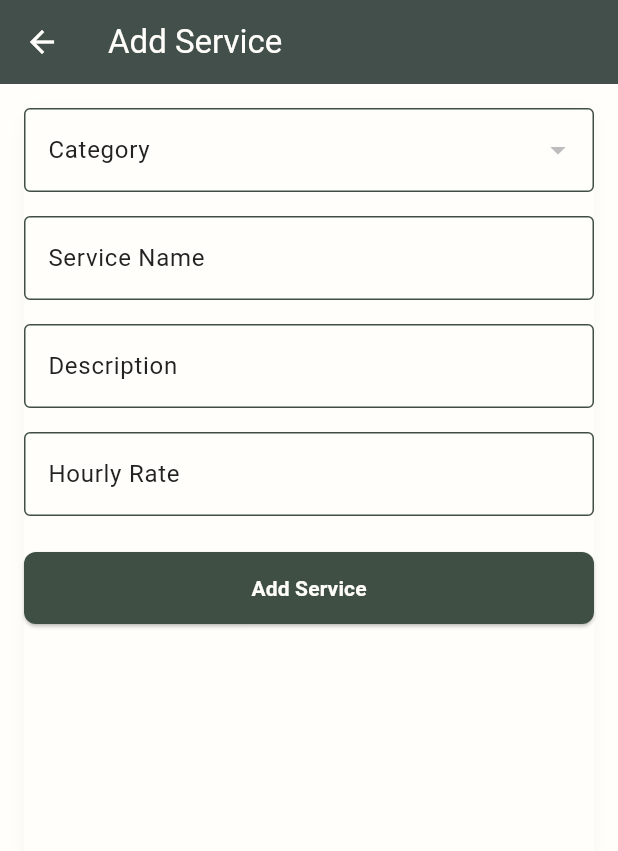
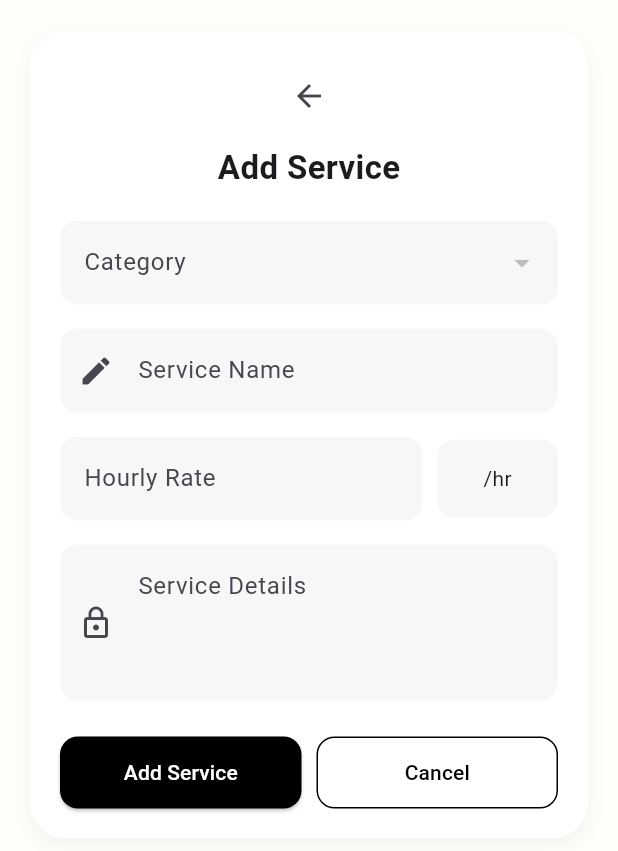
Before and after one commit to AminBihamta/homely, a Flutter app: the ServiceFormScreen screen opened directly, on a phone screen of 412 x 824 dp. Shown: the top 851 px of the screen. Run offline on Flutter 3.47's test engine with Material 3 defaults, Android fonts, the light colour scheme and no system bars; our stand-ins replace cloud_firestore, firebase_auth, firebase_core; accounts and stored records are empty.

Commit message:
added service edit screen and form UI

```diff
--- a/lib/serviceprovider/service_form.dart
+++ b/lib/serviceprovider/service_form.dart
@@ -29,9 +29,9 @@ class _ServiceFormScreenState extends State<ServiceFormScreen> {
 
       final user = FirebaseAuth.instance.currentUser;
       if (user == null) {
-        ScaffoldMessenger.of(
-          context,
-        ).showSnackBar(const SnackBar(content: Text('User not logged in.')));
+        ScaffoldMessenger.of(context).showSnackBar(
+          const SnackBar(content: Text('User not logged in.')),
+        );
         return;
       }
 
@@ -44,7 +44,50 @@ class _ServiceFormScreenState extends State<ServiceFormScreen> {
         'created_at': FieldValue.serverTimestamp(),
       });
 
-      Navigator.pop(context, true);
+      showDialog(
+        context: context,
+        barrierDismissible: false,
+        builder: (context) {
+          return Dialog(
+            backgroundColor: Colors.white,
+            shape: RoundedRectangleBorder(
+              borderRadius: BorderRadius.circular(20),
+            ),
+            child: Padding(
+              padding: const EdgeInsets.all(24),
+              child: Column(
+                mainAxisSize: MainAxisSize.min,
+                children: [
+                  const Icon(Icons.check_circle_outline,
+                      size: 60, color: Colors.black87),
+                  const SizedBox(height: 20),
+                  const Text(
+                    'Service Added!',
+                    style: TextStyle(fontSize: 20, fontWeight: FontWeight.bold),
+                  ),
+                  const SizedBox(height: 20),
+                  ElevatedButton(
+                    style: ElevatedButton.styleFrom(
+                      backgroundColor: Colors.black,
+                      foregroundColor: Colors.white,
+                      padding: const EdgeInsets.symmetric(
+                          horizontal: 24, vertical: 12),
+                      shape: RoundedRectangleBorder(
+                        borderRadius: BorderRadius.circular(12),
+                      ),
+                    ),
+                    onPressed: () {
+                      Navigator.pop(context); // close dialog
+                      Navigator.pop(context, true); // close form screen
+                    },
+                    child: const Text('View My Services'),
+                  ),
+                ],
+              ),
+            ),
+          );
+        },
+      );
     }
   }
 
@@ -52,180 +95,192 @@ class _ServiceFormScreenState extends State<ServiceFormScreen> {
   Widget build(BuildContext context) {
     return Scaffold(
       backgroundColor: AppColors.background,
-      appBar: AppBar(
-        backgroundColor: AppColors.primary,
-        title: const Text(
-          'Add Service',
-          style: TextStyle(color: AppColors.background),
-        ),
-        iconTheme: const IconThemeData(color: AppColors.background),
-        elevation: 2,
-      ),
-      body: Padding(
-        padding: const EdgeInsets.all(16.0),
-        child: Container(
-          decoration: BoxDecoration(
-            color: AppColors.background,
-            borderRadius: BorderRadius.circular(12),
-            boxShadow: [
-              BoxShadow(
-                color: AppColors.primary.withOpacity(0.05),
-                blurRadius: 8,
-                offset: const Offset(0, 2),
-              ),
-            ],
-          ),
+      body: SafeArea(
+        child: Padding(
+          padding: const EdgeInsets.all(20),
           child: FutureBuilder<List<String>>(
             future: _fetchCategories(),
             builder: (context, snapshot) {
               if (!snapshot.hasData) {
-                return const Center(
-                  child: CircularProgressIndicator(color: AppColors.primary),
-                );
+                return const Center(child: CircularProgressIndicator());
               }
+
               final categories = snapshot.data!;
-              return Form(
+
+              return SingleChildScrollView(
+                child: Center(
+                  child: Container(
+                    padding: const EdgeInsets.all(20),
+                    decoration: BoxDecoration(
+                      color: Colors.white,
+                      borderRadius: BorderRadius.circular(24),
+                      boxShadow: [
+                        BoxShadow(
+                          color: Colors.black.withOpacity(0.05),
+                          blurRadius: 10,
+                          offset: const Offset(0, 4),
+                        ),
+                      ],
+                    ),
+                    child: Form(
                       key: _formKey,
-                child: ListView(
+                      child: Column(
+                        crossAxisAlignment: CrossAxisAlignment.stretch,
                         children: [
-                    DropdownButtonFormField<String>(
-                      decoration: const InputDecoration(
-                        labelText: 'Category',
-                        labelStyle: TextStyle(color: AppColors.text),
-                        border: OutlineInputBorder(),
-                        enabledBorder: OutlineInputBorder(
-                          borderSide: BorderSide(color: AppColors.primary),
+                          IconButton(
+                            icon: const Icon(Icons.arrow_back),
+                            onPressed: () => Navigator.pop(context),
                           ),
-                        focusedBorder: OutlineInputBorder(
-                          borderSide: BorderSide(
-                            color: AppColors.highlight,
-                            width: 2,
-                          ),
-                        ),
-                        filled: true,
-                        fillColor: AppColors.background,
-                      ),
-                      value: _selectedCategory,
-                      items:
-                          categories
-                              .map(
-                                (cat) => DropdownMenuItem(
-                                  value: cat,
+                          const SizedBox(height: 8),
+                          const Center(
                             child: Text(
-                                    cat,
-                                    style: const TextStyle(
-                                      color: AppColors.text,
+                              'Add Service',
+                              style: TextStyle(
+                                fontSize: 22,
+                                fontWeight: FontWeight.bold,
                               ),
                             ),
                           ),
-                              )
-                              .toList(),
-                      onChanged:
-                          (val) => setState(() => _selectedCategory = val),
-                      validator:
-                          (val) =>
-                              val == null ? 'Please select a category' : null,
-                    ),
-                    const SizedBox(height: 16),
-                    TextFormField(
-                      decoration: const InputDecoration(
-                        labelText: 'Service Name',
-                        labelStyle: TextStyle(color: AppColors.text),
-                        border: OutlineInputBorder(),
-                        enabledBorder: OutlineInputBorder(
-                          borderSide: BorderSide(color: AppColors.primary),
-                        ),
-                        focusedBorder: OutlineInputBorder(
-                          borderSide: BorderSide(
-                            color: AppColors.highlight,
-                            width: 2,
+                          const SizedBox(height: 20),
+                          DropdownButtonFormField<String>(
+                            decoration: InputDecoration(
+                              filled: true,
+                              fillColor: const Color(0xFFF7F7F7),
+                              labelText: 'Category',
+                              border: OutlineInputBorder(
+                                borderRadius: BorderRadius.circular(12),
+                                borderSide: BorderSide.none,
                               ),
                             ),
-                        filled: true,
-                        fillColor: AppColors.background,
-                      ),
-                      style: const TextStyle(color: AppColors.text),
-                      onSaved: (value) => _name = value ?? '',
-                      validator:
-                          (value) =>
-                              value!.isEmpty ? 'Please enter a name' : null,
-                    ),
-                    const SizedBox(height: 16),
-                    TextFormField(
-                      decoration: const InputDecoration(
-                        labelText: 'Description',
-                        labelStyle: TextStyle(color: AppColors.text),
-                        border: OutlineInputBorder(),
-                        enabledBorder: OutlineInputBorder(
-                          borderSide: BorderSide(color: AppColors.primary),
-                        ),
-                        focusedBorder: OutlineInputBorder(
-                          borderSide: BorderSide(
-                            color: AppColors.highlight,
-                            width: 2,
-                          ),
-                        ),
-                        filled: true,
-                        fillColor: AppColors.background,
-                      ),
-                      style: const TextStyle(color: AppColors.text),
-                      onSaved: (value) => _description = value ?? '',
-                      validator:
-                          (value) =>
-                              value!.isEmpty
-                                  ? 'Please enter a description'
+                            value: _selectedCategory,
+                            items: categories
+                                .map((cat) => DropdownMenuItem(
+                                      value: cat,
+                                      child: Text(cat),
+                                    ))
+                                .toList(),
+                            onChanged: (val) =>
+                                setState(() => _selectedCategory = val),
+                            validator: (val) => val == null
+                                ? 'Please select a category'
                                 : null,
                           ),
                           const SizedBox(height: 16),
                           TextFormField(
-                      decoration: const InputDecoration(
-                        labelText: 'Hourly Rate',
-                        labelStyle: TextStyle(color: AppColors.text),
-                        border: OutlineInputBorder(),
-                        enabledBorder: OutlineInputBorder(
-                          borderSide: BorderSide(color: AppColors.primary),
-                        ),
-                        focusedBorder: OutlineInputBorder(
-                          borderSide: BorderSide(
-                            color: AppColors.highlight,
-                            width: 2,
+                            decoration: InputDecoration(
+                              filled: true,
+                              fillColor: const Color(0xFFF7F7F7),
+                              prefixIcon: const Icon(Icons.edit),
+                              labelText: 'Service Name',
+                              border: OutlineInputBorder(
+                                borderRadius: BorderRadius.circular(12),
+                                borderSide: BorderSide.none,
                               ),
                             ),
-                        filled: true,
-                        fillColor: AppColors.background,
-                      ),
-                      style: const TextStyle(color: AppColors.text),
-                      keyboardType: TextInputType.number,
-                      onSaved:
-                          (value) =>
-                              _hourlyRate =
-                                  double.tryParse(value ?? '0') ?? 0.0,
-                      validator:
-                          (value) =>
-                              value!.isEmpty
-                                  ? 'Please enter an hourly rate'
+                            onSaved: (value) => _name = value ?? '',
+                            validator: (value) => value!.isEmpty
+                                ? 'Please enter a service name'
                                 : null,
                           ),
-                    const SizedBox(height: 24),
-                    SizedBox(
-                      width: double.infinity,
-                      child: ElevatedButton(
-                        style: ElevatedButton.styleFrom(
-                          backgroundColor: AppColors.primary,
-                          foregroundColor: AppColors.background,
-                          padding: const EdgeInsets.symmetric(vertical: 14),
-                          shape: RoundedRectangleBorder(
-                            borderRadius: BorderRadius.circular(8),
+                          const SizedBox(height: 16),
+                          Row(
+                            children: [
+                              Expanded(
+                                flex: 3,
+                                child: TextFormField(
+                                  decoration: InputDecoration(
+                                    filled: true,
+                                    fillColor: const Color(0xFFF7F7F7),
+                                    labelText: 'Hourly Rate',
+                                    border: OutlineInputBorder(
+                                      borderRadius: BorderRadius.circular(12),
+                                      borderSide: BorderSide.none,
                                     ),
                                   ),
-                        onPressed: _submitForm,
-                        child: const Text(
-                          'Add Service',
-                          style: TextStyle(fontWeight: FontWeight.bold),
+                                  keyboardType: TextInputType.number,
+                                  onSaved: (value) => _hourlyRate =
+                                      double.tryParse(value ?? '0') ?? 0.0,
+                                  validator: (value) => value!.isEmpty
+                                      ? 'Enter hourly rate'
+                                      : null,
+                                ),
+                              ),
+                              const SizedBox(width: 10),
+                              Expanded(
+                                flex: 1,
+                                child: Container(
+                                  padding: const EdgeInsets.symmetric(
+                                      horizontal: 12, vertical: 16),
+                                  decoration: BoxDecoration(
+                                    color: const Color(0xFFF7F7F7),
+                                    borderRadius: BorderRadius.circular(12),
+                                  ),
+                                  child: const Center(
+                                    child: Text('/hr'),
                                   ),
                                 ),
                               ),
                             ],
+                          ),
+                          const SizedBox(height: 16),
+                          TextFormField(
+                            maxLines: 3,
+                            decoration: InputDecoration(
+                              filled: true,
+                              fillColor: const Color(0xFFF7F7F7),
+                              prefixIcon: const Icon(Icons.lock_outline),
+                              labelText: 'Service Details',
+                              alignLabelWithHint: true,
+                              border: OutlineInputBorder(
+                                borderRadius: BorderRadius.circular(12),
+                                borderSide: BorderSide.none,
+                              ),
+                            ),
+                            onSaved: (value) => _description = value ?? '',
+                            validator: (value) => value!.isEmpty
+                                ? 'Please enter service details'
+                                : null,
+                          ),
+                          const SizedBox(height: 24),
+                          Row(
+                            children: [
+                              Expanded(
+                                child: ElevatedButton(
+                                  onPressed: _submitForm,
+                                  style: ElevatedButton.styleFrom(
+                                    backgroundColor: Colors.black,
+                                    foregroundColor: Colors.white,
+                                    padding: const EdgeInsets.symmetric(
+                                        vertical: 14),
+                                    shape: RoundedRectangleBorder(
+                                      borderRadius: BorderRadius.circular(12),
+                                    ),
+                                  ),
+                                  child: const Text('Add Service'),
+                                ),
+                              ),
+                              const SizedBox(width: 10),
+                              Expanded(
+                                child: OutlinedButton(
+                                  onPressed: () => Navigator.pop(context),
+                                  style: OutlinedButton.styleFrom(
+                                    foregroundColor: Colors.black,
+                                    padding: const EdgeInsets.symmetric(
+                                        vertical: 14),
+                                    side: const BorderSide(color: Colors.black),
+                                    shape: RoundedRectangleBorder(
+                                      borderRadius: BorderRadius.circular(12),
+                                    ),
+                                  ),
+                                  child: const Text('Cancel'),
+                                ),
+                              ),
+                            ],
+                          ),
+                        ],
+                      ),
+                    ),
+                  ),
                 ),
               );
             },
```
Also changed, not shown: lib/serviceprovider/service_edit_screen.dart (+176 -147 lines). Lines whose indentation alone changed are shown as unchanged.
